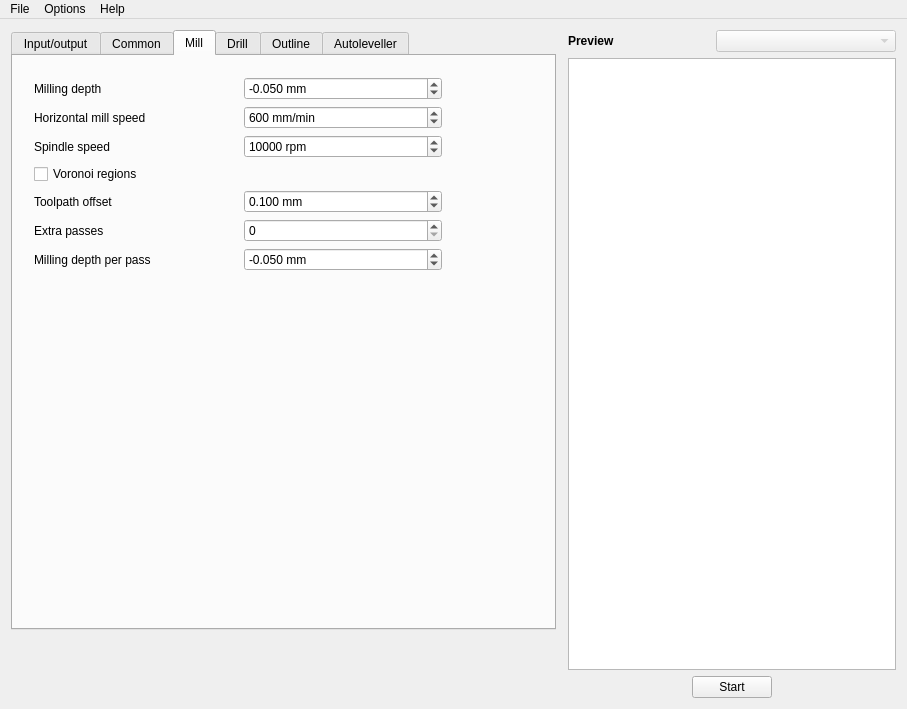
ownedcore/pcb2gcodeGUI, file mainwindow.ui: the form before one commit.
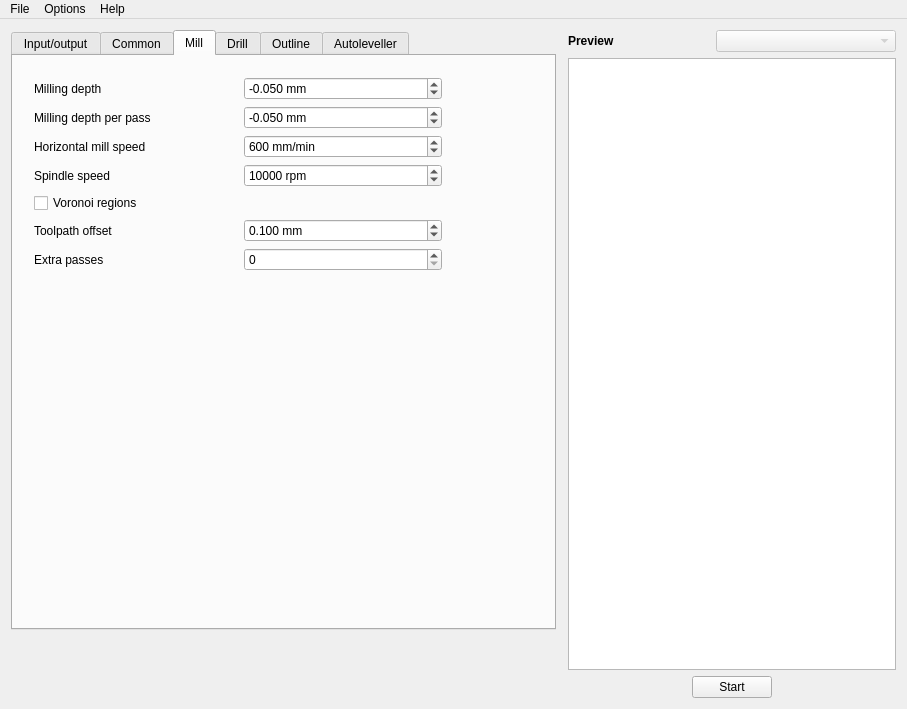
The form after the commit. The open tabs and pages were chosen to show the change.

Commit message: Moves "mill-infeed" widget after milling depth.

The edit to the form file:
```diff
--- a/mainwindow.ui
+++ b/mainwindow.ui
@@ -824,14 +824,14 @@
            <property name="verticalSpacing">
             <number>6</number>
            </property>
-           <item row="5" column="1">
+           <item row="6" column="1">
             <widget class="QSpinBox" name="extrapassesSpinBox">
              <property name="toolTip">
               <string>&lt;html&gt;&lt;head/&gt;&lt;body&gt;&lt;p&gt;&lt;span style=&quot; font-style:italic;&quot;&gt;--extra-passes&lt;/span&gt;&lt;/p&gt;&lt;p&gt;number of additional isolation passes For each extra pass, engraving is repeated with the offset width increased by half its original value, creating wider isolation areas. This option is ignored when --voronoi is in use.&lt;/p&gt;&lt;/body&gt;&lt;/html&gt;</string>
              </property>
             </widget>
            </item>
-           <item row="4" column="1">
+           <item row="5" column="1">
             <widget class="QDoubleSpinBox" name="offsetDoubleSpinBox">
              <property name="toolTip">
               <string>&lt;html&gt;&lt;head/&gt;&lt;body&gt;&lt;p&gt;&lt;span style=&quot; font-style:italic;&quot;&gt;--offset * 2&lt;/span&gt;&lt;/p&gt;&lt;p&gt;distance by which the tool movement will be outset from the contours in the gerber file to be engraved. If you want to obtain a PCB as similar as possible to the original file, you should set this value to half of the tool diameter. If this distance can't be satisfied because copper areas are too close, a warning will be printed and the line will be drawn between the areas. This behavior can be used to get voronoi-style (flood-filling) areas; sim‐ply set the offset to a large value (like 1 inch). When the vectorial mode is in use, --voronoi is preferred.&lt;/p&gt;&lt;/body&gt;&lt;/html&gt;</string>
@@ -881,7 +881,7 @@
              </property>
             </widget>
            </item>
-           <item row="6" column="1">
+           <item row="1" column="1">
             <widget class="QDoubleSpinBox" name="millinfeedDoubleSpinBox">
              <property name="toolTip">
               <string>&lt;html&gt;&lt;head/&gt;&lt;body&gt;&lt;p&gt;&lt;span style=&quot; font-style:italic;&quot;&gt;--mill-infeed&lt;/span&gt;&lt;/p&gt;&lt;p&gt;Maximum milling depth.&lt;br /&gt; PCB may be cut in multiple passes&lt;/p&gt;&lt;/body&gt;&lt;/html&gt;</string>
@@ -906,7 +906,7 @@
              </property>
             </widget>
            </item>
-           <item row="1" column="1">
+           <item row="2" column="1">
             <widget class="QSpinBox" name="millfeedSpinBox">
              <property name="toolTip">
               <string>&lt;html&gt;&lt;head/&gt;&lt;body&gt;&lt;p&gt;&lt;span style=&quot; font-style:italic;&quot;&gt;--mill-feed&lt;/span&gt;&lt;/p&gt;&lt;p&gt;Feed rate at which engraving takes place (horizontal speed)&lt;/p&gt;&lt;/body&gt;&lt;/html&gt;</string>
@@ -925,7 +925,7 @@
              </property>
             </widget>
            </item>
-           <item row="4" column="0">
+           <item row="5" column="0">
             <widget class="QLabel" name="offsetLabel">
              <property name="toolTip">
               <string>&lt;html&gt;&lt;head/&gt;&lt;body&gt;&lt;p&gt;&lt;span style=&quot; font-style:italic;&quot;&gt;--offset * 2&lt;/span&gt;&lt;/p&gt;&lt;p&gt;distance by which the tool movement will be outset from the contours in the gerber file to be engraved. If you want to obtain a PCB as similar as possible to the original file, you should set this value to half of the tool diameter. If this distance can't be satisfied because copper areas are too close, a warning will be printed and the line will be drawn between the areas. This behavior can be used to get voronoi-style (flood-filling) areas; sim‐ply set the offset to a large value (like 1 inch). When the vectorial mode is in use, --voronoi is preferred.&lt;/p&gt;&lt;/body&gt;&lt;/html&gt;</string>
@@ -938,7 +938,7 @@
              </property>
             </widget>
            </item>
-           <item row="1" column="0">
+           <item row="2" column="0">
             <widget class="QLabel" name="millfeedLabel">
              <property name="toolTip">
               <string>&lt;html&gt;&lt;head/&gt;&lt;body&gt;&lt;p&gt;&lt;span style=&quot; font-style:italic;&quot;&gt;--mill-feed&lt;/span&gt;&lt;/p&gt;&lt;p&gt;Feed rate at which engraving takes place (horizontal speed)&lt;/p&gt;&lt;/body&gt;&lt;/html&gt;</string>
@@ -964,7 +964,7 @@
              </property>
             </widget>
            </item>
-           <item row="6" column="0">
+           <item row="1" column="0">
             <widget class="QLabel" name="millinfeedLabel">
              <property name="toolTip">
               <string>&lt;html&gt;&lt;head/&gt;&lt;body&gt;&lt;p&gt;&lt;span style=&quot; font-style:italic;&quot;&gt;--mill-infeed&lt;/span&gt;&lt;/p&gt;&lt;p&gt;Maximum milling depth.&lt;br /&gt;PCB may be cut in multiple passes&lt;/p&gt;&lt;/body&gt;&lt;/html&gt;</string>
@@ -977,7 +977,7 @@
              </property>
             </widget>
            </item>
-           <item row="2" column="0">
+           <item row="3" column="0">
             <widget class="QLabel" name="millspeedLabel">
              <property name="toolTip">
               <string>&lt;html&gt;&lt;head/&gt;&lt;body&gt;&lt;p&gt;&lt;span style=&quot; font-style:italic;&quot;&gt;--mill-speed&lt;/span&gt;&lt;/p&gt;&lt;p&gt;Spindle speed during engraving&lt;/p&gt;&lt;/body&gt;&lt;/html&gt;</string>
@@ -990,7 +990,7 @@
              </property>
             </widget>
            </item>
-           <item row="5" column="0">
+           <item row="6" column="0">
             <widget class="QLabel" name="extrapassesLabel">
              <property name="toolTip">
               <string>&lt;html&gt;&lt;head/&gt;&lt;body&gt;&lt;p&gt;&lt;span style=&quot; font-style:italic;&quot;&gt;--extra-passes&lt;/span&gt;&lt;/p&gt;&lt;p&gt;number of additional isolation passes For each extra pass, engraving is repeated with the offset width increased by half its original value, creating wider isolation areas. This option is ignored when --voronoi is in use.&lt;/p&gt;&lt;/body&gt;&lt;/html&gt;</string>
@@ -1003,7 +1003,7 @@
              </property>
             </widget>
            </item>
-           <item row="2" column="1">
+           <item row="3" column="1">
             <widget class="QSpinBox" name="millspeedSpinBox">
              <property name="toolTip">
               <string>&lt;html&gt;&lt;head/&gt;&lt;body&gt;&lt;p&gt;&lt;span style=&quot; font-style:italic;&quot;&gt;--mill-speed&lt;/span&gt;&lt;/p&gt;&lt;p&gt;Spindle speed during engraving&lt;/p&gt;&lt;/body&gt;&lt;/html&gt;</string>
@@ -1022,7 +1022,7 @@
              </property>
             </widget>
            </item>
-           <item row="3" column="0">
+           <item row="4" column="0">
             <widget class="QCheckBox" name="voronoiCheckBox">
              <property name="enabled">
               <bool>true</bool>
```
